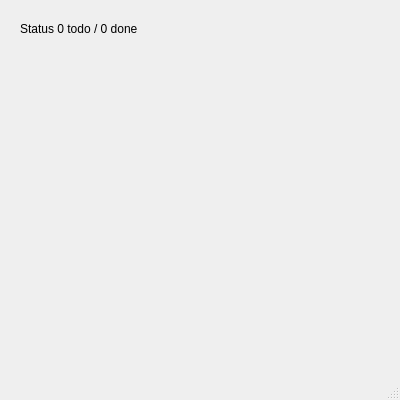
First picture: the form in todolist/mainwindow.ui, repository quimperval/qtlearning, before the edit.
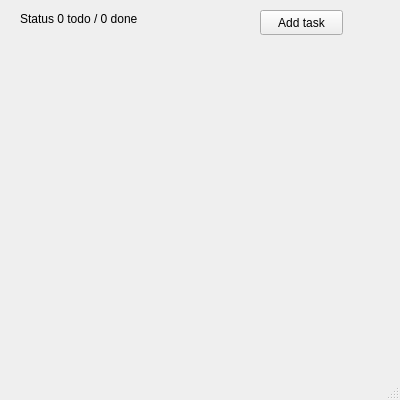
Second picture: the form after the edit.

Commit message: Added addTask function and connected to click signal

Patch:
```diff
--- a/todolist/mainwindow.ui
+++ b/todolist/mainwindow.ui
@@ -31,7 +31,7 @@
     <property name="geometry">
      <rect>
       <x>20</x>
-      <y>20</y>
+      <y>10</y>
       <width>161</width>
       <height>17</height>
      </rect>
@@ -40,6 +40,19 @@
      <string>Status 0 todo / 0 done</string>
     </property>
    </widget>
+   <widget class="QPushButton" name="addTaskButton">
+    <property name="geometry">
+     <rect>
+      <x>260</x>
+      <y>10</y>
+      <width>83</width>
+      <height>25</height>
+     </rect>
+    </property>
+    <property name="text">
+     <string>Add task</string>
+    </property>
+   </widget>
   </widget>
   <widget class="QMenuBar" name="menubar">
    <property name="geometry">
```
Left out of the diff: 2 changed lines with no effect on the pictures. The commit also changes 2 other files.
